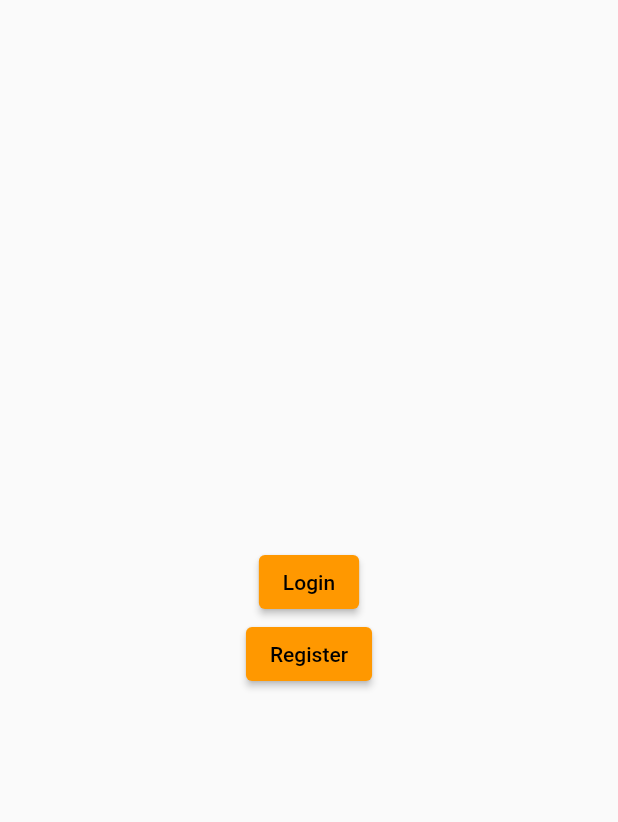
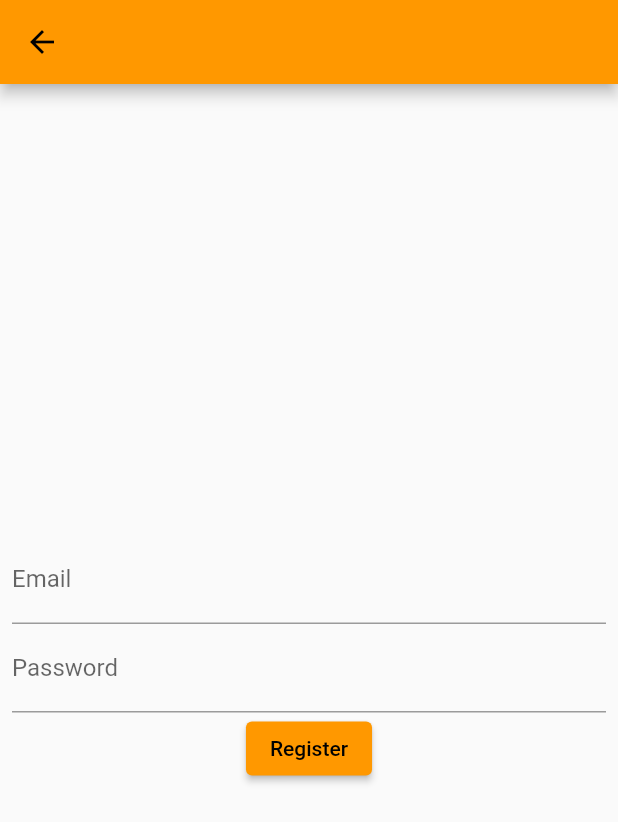
Before and after one commit to alpdemetgul/TestFlutter, a Flutter app: the LoginScreen screen opened directly, after a tap on "Register", on a phone screen of 412 x 824 dp. Shown: the top 822 px of the screen. Run offline on Flutter 3.47's test engine with Material 2 defaults, Android fonts, the phone set to English and light mode, and no system bars; our stand-ins replace camera, file_picker, firebase_auth, firebase_core, firebase_messaging, google_maps_flutter and 5 more; accounts and stored records are empty.

Commit message:
register added

```diff
--- a/lib/login_screen.dart
+++ b/lib/login_screen.dart
@@ -2,6 +2,7 @@ import 'package:firebase_auth/firebase_auth.dart';
 import 'package:flutter/material.dart';
 import 'package:firebase_messaging/firebase_messaging.dart';
 import 'package:flutter_colarx/screens/login_page.dart';
+import 'package:flutter_colarx/screens/register_page.dart';
 
 class LoginScreen extends StatefulWidget {
   const LoginScreen({super.key});
@@ -57,10 +58,8 @@ class _LoginScreenState extends State<LoginScreen> {
 
   void handleClickRegister() async {
     try {
-      var _userCredentials = await _auth.createUserWithEmailAndPassword(
-          email: _email, password: _password);
-      var _user = _userCredentials.user;
-      print(_user.toString());
+      Navigator.push(context,
+          MaterialPageRoute(builder: (context) => const RegisterPage()));
     } catch (e) {
       print(e.toString());
     }
--- /dev/null
+++ b/lib/screens/register_page.dart
@@ -0,0 +1,72 @@
+import 'package:flutter/material.dart';
+import 'package:firebase_auth/firebase_auth.dart';
+import 'package:flutter_colarx/screens/login_page.dart';
+
+class RegisterPage extends StatefulWidget {
+  const RegisterPage({super.key});
+
+  @override
+  State<RegisterPage> createState() => _RegisterPageState();
+}
+
+class _RegisterPageState extends State<RegisterPage> {
+  late FirebaseAuth _auth;
+  final TextEditingController _emailController = TextEditingController();
+  final TextEditingController _passwordController = TextEditingController();
+
+  void handleClick() async {
+    try {
+      var _userCredentials = await _auth.createUserWithEmailAndPassword(
+          email: _emailController.text, password: _passwordController.text);
+
+      print('Created User: ' + _userCredentials.user.toString());
+
+      Navigator.pop(context);
+
+      Navigator.push(
+          context, MaterialPageRoute(builder: (context) => const LoginPage()));
+    } catch (e) {
+      print(e.toString());
+    }
+  }
+
+  @override
+  void initState() {
+    _auth = FirebaseAuth.instance;
+    super.initState();
+  }
+
+  @override
+  Widget build(BuildContext context) {
+    return Scaffold(
+        appBar: AppBar(),
+        body: Padding(
+          padding: const EdgeInsets.all(8.0),
+          child: Form(
+            child: Column(
+              mainAxisAlignment: MainAxisAlignment.center,
+              children: [
+                TextFormField(
+                  decoration: InputDecoration(
+                    labelText: 'Email',
+                  ),
+                  controller: _emailController,
+                ),
+                TextFormField(
+                  decoration: InputDecoration(
+                    labelText: 'Password',
+                  ),
+                  controller: _passwordController,
+                ),
+                ElevatedButton(
+                  onPressed: () {
+                    handleClick();
+                  },
+                  child: Text('Register'),
+                ),
+              ],
+            ),
+          ),
+        ));
+  }
+}
```
